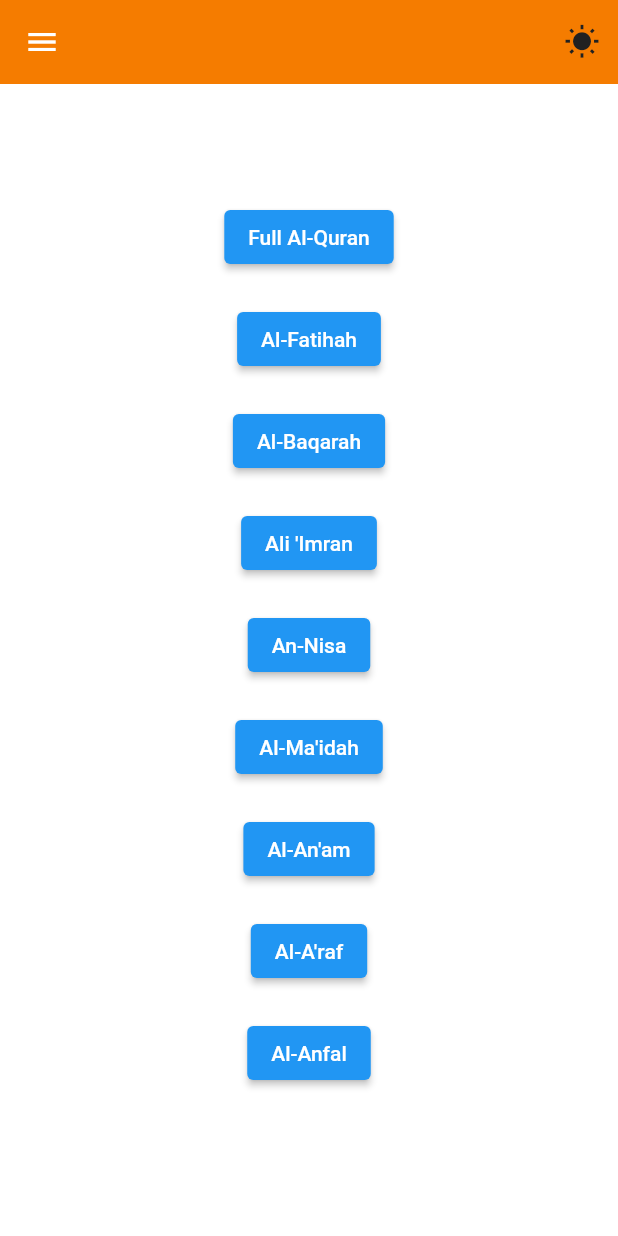
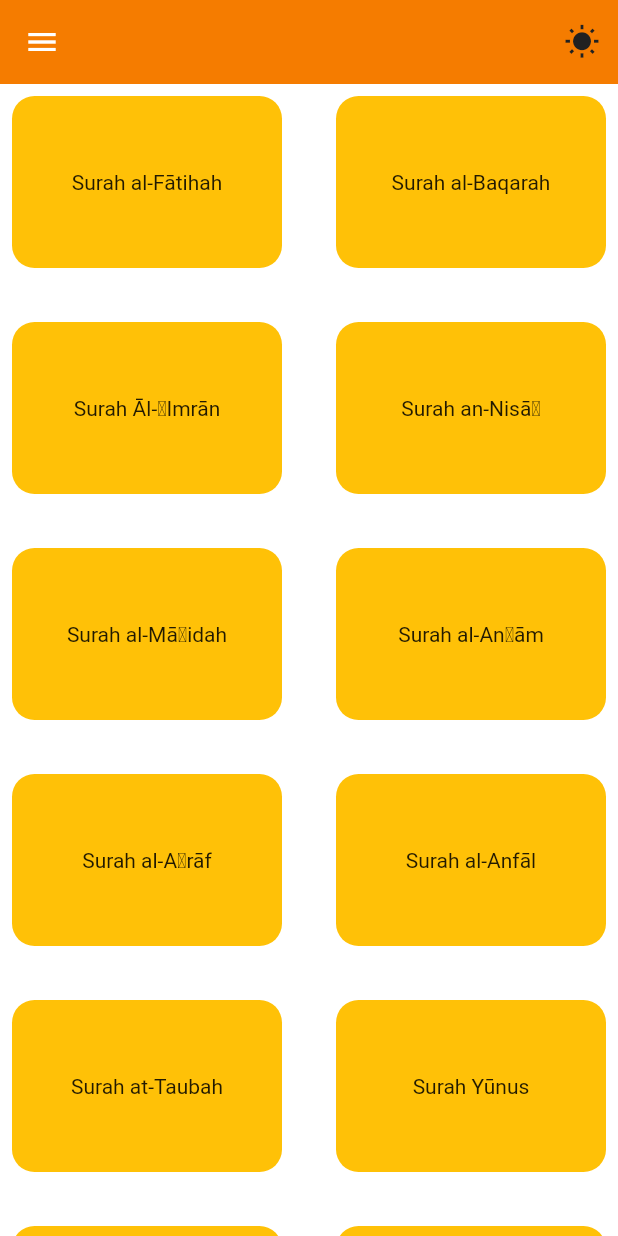
Before and after one commit to adiyazid/quranirab, a Flutter app: the screen it shows after launch, on a phone screen of 412 x 824 dp. Run offline on Flutter 3.47's test engine with Material 2 defaults, Android fonts, the phone set to English and light mode, and no system bars; our stand-ins replace firebase_auth, firebase_core, google_sign_in, shared_preferences; accounts and stored records are empty.

Commit message:
simplified code to render all surah

```diff
--- a/lib/views/quran.home.dart
+++ b/lib/views/quran.home.dart
@@ -1,16 +1,7 @@
 import 'package:flutter/material.dart';
 import 'package:provider/provider.dart';
 import 'package:quranirab/themes/theme_model.dart';
-import 'package:quranirab/views/surah/alanam.dart';
-import 'package:quranirab/views/surah/alanfal.dart';
-import 'package:quranirab/views/surah/alaraf.dart';
-import 'package:quranirab/views/surah/albaqarah.dart';
-import 'package:quranirab/views/surah/alfatihah.dart';
-import 'package:quranirab/views/surah/aliimran.dart';
-import 'package:quranirab/views/surah/almaidah.dart';
-import 'package:quranirab/views/surah/alquran.dart';
-import 'package:quranirab/views/surah/annisa.dart';
-
+import 'package:quranirab/views/test.dart';
 import 'nav.draw.dart';
 
 class QuranHome extends StatefulWidget {
@@ -21,6 +12,123 @@ class QuranHome extends StatefulWidget {
 }
 
 class _QuranHomeState extends State<QuranHome> {
+  final List<Map> surah = [
+    {"name": "al-Fātihah", "pageGreen": 1},
+    {"name": "al-Baqarah", "pageGreen": 2},
+    {"name": "Āl-ʿImrān", "pageGreen": 50},
+    {"name": "an-Nisāʾ", "pageGreen": 77},
+    {"name": "al-Māʾidah", "pageGreen": 106},
+    {"name": "al-Anʿām", "pageGreen": 128},
+    {"name": "al-Aʿrāf", "pageGreen": 151},
+    {"name": "al-Anfāl", "pageGreen": 177},
+    {"name": "at-Taubah", "pageGreen": 187},
+    {"name": "Yūnus", "pageGreen": 208},
+    {"name": "Hūd", "pageGreen": 221},
+    {"name": "Yūsuf", "pageGreen": 235},
+    {"name": "ar-Raʿd", "pageGreen": 249},
+    {"name": "Ibrāhīm", "pageGreen": 255},
+    {"name": "al-Ḥijr", "pageGreen": 262},
+    {"name": "an-Naḥl", "pageGreen": 267},
+    {"name": "al-Isrāʾ", "pageGreen": 282},
+    {"name": "al-Kahf", "pageGreen": 293},
+    {"name": "Maryam", "pageGreen": 305},
+    {"name": "Ṭā-Hā", "pageGreen": 312},
+    {"name": "al-Anbiyāʾ", "pageGreen": 322},
+    {"name": "al-Ḥajj", "pageGreen": 332},
+    {"name": "al-Muʾminūn", "pageGreen": 342},
+    {"name": "an-Nūr", "pageGreen": 350},
+    {"name": "al-Furqān", "pageGreen": 359},
+    {"name": "ash-Shuʿarā", "pageGreen": 367},
+    {"name": "an-Naml", "pageGreen": 377},
+    {"name": "al-Qaṣaṣ", "pageGreen": 385},
+    {"name": "al-ʿAnkabūt", "pageGreen": 396},
+    {"name": "ar-Rūm", "pageGreen": 404},
+    {"name": "Luqmān", "pageGreen": 411},
+    {"name": "as-Sajdah", "pageGreen": 415},
+    {"name": "al-Aḥzāb", "pageGreen": 418},
+    {"name": "Sabaʾ", "pageGreen": 428},
+    {"name": "Fāṭir", "pageGreen": 434},
+    {"name": "Yā-Sīn", "pageGreen": 440},
+    {"name": "as-Ṣāffāt", "pageGreen": 446},
+    {"name": "Ṣād", "pageGreen": 453},
+    {"name": "az-Zumar", "pageGreen": 458},
+    {"name": "Ghāfir", "pageGreen": 467},
+    {"name": "Fuṣṣilat", "pageGreen": 477},
+    {"name": "ash-Shūrā", "pageGreen": 483},
+    {"name": "az-Zukhruf", "pageGreen": 489},
+    {"name": "ad-Dukhān", "pageGreen": 496},
+    {"name": "al-Jāthiyah", "pageGreen": 499},
+    {"name": "al-Aḥqāf", "pageGreen": 502},
+    {"name": "Muḥammad", "pageGreen": 507},
+    {"name": "al-Fatḥ", "pageGreen": 511},
+    {"name": "al-Ḥujurāt", "pageGreen": 515},
+    {"name": "Qāf", "pageGreen": 518},
+    {"name": "adh-Dhāriyāt", "pageGreen": 520},
+    {"name": "at-Ṭūr", "pageGreen": 523},
+    {"name": "an-Najm", "pageGreen": 526},
+    {"name": "al-Qamar", "pageGreen": 528},
+    {"name": "ar-Raḥmān", "pageGreen": 531},
+    {"name": "al-Wāqiʿah", "pageGreen": 534},
+    {"name": "al-Ḥadīd", "pageGreen": 537},
+    {"name": "al-Mujādilah", "pageGreen": 542},
+    {"name": "al-Ḥashr", "pageGreen": 545},
+    {"name": "al-Mumtaḥanah", "pageGreen": 549},
+    {"name": "as-Ṣaff", "pageGreen": 551},
+    {"name": "al-Jumuʿah", "pageGreen": 553},
+    {"name": "al-Munāfiqūn", "pageGreen": 554},
+    {"name": "at-Taghābun", "pageGreen": 556},
+    {"name": "at-Ṭalāq", "pageGreen": 558},
+    {"name": "at-Taḥrīm", "pageGreen": 560},
+    {"name": "al-Mulk", "pageGreen": 562},
+    {"name": "al-Qalam", "pageGreen": 564},
+    {"name": "al-Ḥāqqah", "pageGreen": 566},
+    {"name": "al-Maʿārij", "pageGreen": 568},
+    {"name": "Nūḥ", "pageGreen": 570},
+    {"name": "al-Jinn", "pageGreen": 572},
+    {"name": "al-Muzzammil", "pageGreen": 574},
+    {"name": "al-Muddaththir", "pageGreen": 575},
+    {"name": "al-Qiyāmah", "pageGreen": 577},
+    {"name": "al-Insān", "pageGreen": 578},
+    {"name": "al-Mursalāt", "pageGreen": 580},
+    {"name": "an-Nabaʾ", "pageGreen": 582},
+    {"name": "an-Nāziʿāt", "pageGreen": 583},
+    {"name": "ʿAbasa", "pageGreen": 585},
+    {"name": "at-Takwīr", "pageGreen": 586},
+    {"name": "al-Infiṭār", "pageGreen": 587},
+    {"name": "al-Muṭaffifīn", "pageGreen": 587},
+    {"name": "al-Inshiqāq", "pageGreen": 589},
+    {"name": "al-Burūj", "pageGreen": 590},
+    {"name": "at-Ṭāriq", "pageGreen": 591},
+    {"name": "al-Aʿlā", "pageGreen": 591},
+    {"name": "al-Ghāshiyah", "pageGreen": 592},
+    {"name": "al-Fajr", "pageGreen": 593},
+    {"name": "al-Balad", "pageGreen": 594},
+    {"name": "ash-Shams", "pageGreen": 595},
+    {"name": "al-Layl", "pageGreen": 595},
+    {"name": "ad-Ḍuḥā", "pageGreen": 596},
+    {"name": "ash-Sharḥ", "pageGreen": 596},
+    {"name": "at-Tīn", "pageGreen": 597},
+    {"name": "al-ʿAlaq", "pageGreen": 597},
+    {"name": "al-Qadr", "pageGreen": 598},
+    {"name": "al-Bayyinah", "pageGreen": 598},
+    {"name": "az-Zalzalah", "pageGreen": 599},
+    {"name": "al-ʿĀdiyāt", "pageGreen": 599},
+    {"name": "al-Qāriʿah", "pageGreen": 600},
+    {"name": "at-Takāthur", "pageGreen": 600},
+    {"name": "al-ʿAsr", "pageGreen": 601},
+    {"name": "al-Humazah", "pageGreen": 601},
+    {"name": "al-Fīl", "pageGreen": 601},
+    {"name": "Quraysh", "pageGreen": 602},
+    {"name": "al-Māʿūn", "pageGreen": 602},
+    {"name": "al-Kawthar", "pageGreen": 602},
+    {"name": "al-Kāfirūn", "pageGreen": 603},
+    {"name": "an-Naṣr", "pageGreen": 603},
+    {"name": "al-Masad", "pageGreen": 603},
+    {"name": "al-Ikhlāṣ", "pageGreen": 604},
+    {"name": "al-Falaq", "pageGreen": 604},
+    {"name": "an-Nās", "pageGreen": 604}
+  ].toList();
+
   @override
   Widget build(BuildContext context) {
     return Consumer<ThemeModel>(
@@ -46,104 +154,53 @@ class _QuranHomeState extends State<QuranHome> {
                 })
           ],
         ),
-        body: SafeArea(
-          child: Column(
-            mainAxisAlignment: MainAxisAlignment.center,
-            children: [
-              ElevatedButton(
-                  onPressed: () {
-                    Navigator.push(
-                        context,
-                        MaterialPageRoute(
-                            builder: (context) => const AlQuran()));
-                  },
-                  child: const Text('Full Al-Quran')),
-              const SizedBox(
-                height: 20,
-              ),
-              ElevatedButton(
-                  onPressed: () {
-                    Navigator.push(
-                        context,
-                        MaterialPageRoute(
-                            builder: (context) => const Alfatihah()));
-                  },
-                  child: const Text('Al-Fatihah')),
-              const SizedBox(
-                height: 20,
-              ),
-              ElevatedButton(
-                  onPressed: () {
-                    Navigator.push(context,
-                        MaterialPageRoute(builder: (context) => AlBaqarah()));
-                  },
-                  child: const Text('Al-Baqarah')),
-              const SizedBox(
-                height: 20,
-              ),
-              ElevatedButton(
-                  onPressed: () {
-                    Navigator.push(
-                        context,
-                        MaterialPageRoute(
-                            builder: (context) => const AliImran()));
-                  },
-                  child: const Text('Ali \'Imran')),
-              const SizedBox(
-                height: 20,
-              ),
-              ElevatedButton(
-                  onPressed: () {
-                    Navigator.push(
-                        context,
-                        MaterialPageRoute(
-                            builder: (context) => const AnNisa()));
-                  },
-                  child: const Text('An-Nisa')),
-              const SizedBox(
-                height: 20,
-              ),
-              ElevatedButton(
-                  onPressed: () {
-                    Navigator.push(context,
-                        MaterialPageRoute(builder: (context) => AlMaidah()));
-                  },
-                  child: const Text('Al-Ma\'idah')),
-              const SizedBox(
-                height: 20,
-              ),
-              ElevatedButton(
-                  onPressed: () {
-                    Navigator.push(context,
-                        MaterialPageRoute(builder: (context) => AlAnAm()));
-                  },
-                  child: const Text('Al-An\'am')),
-              const SizedBox(
-                height: 20,
-              ),
-              ElevatedButton(
-                  onPressed: () {
-                    Navigator.push(context,
-                        MaterialPageRoute(builder: (context) => AlAraf()));
-                  },
-                  child: const Text('Al-A\'raf')),
-              const SizedBox(
-                height: 20,
-              ),
-              ElevatedButton(
-                  onPressed: () {
-                    Navigator.push(context,
-                        MaterialPageRoute(builder: (context) => AlAnFal()));
-                  },
-                  child: const Text('Al-Anfal')),
-              const SizedBox(
-                height: 20,
-              ),
-              Container(),
-            ],
-          ),
-        ),
+        body: GridView.builder(
+            gridDelegate: const SliverGridDelegateWithMaxCrossAxisExtent(
+                maxCrossAxisExtent: 200,
+                childAspectRatio: 3 / 2,
+                crossAxisSpacing: 20,
+                mainAxisSpacing: 20),
+            itemCount: surah.length,
+            itemBuilder: (BuildContext ctx, index) {
+              return InkWell(
+                child: Padding(
+                  padding: const EdgeInsets.all(8.0),
+                  child: Container(
+                    alignment: Alignment.center,
+                    child: Text(
+                      'Surah ${surah[index]['name']}',
+                    ),
+                    decoration: BoxDecoration(
+                        color: Colors.amber,
+                        borderRadius: BorderRadius.circular(15)),
+                  ),
+                ),
+                onTap: () {
+                  Navigator.push(
+                      context,
+                      MaterialPageRoute(
+                          builder: (context) => Test(surah[index]["pageGreen"],
+                              surah[index]["name"])));
+                },
+              );
+            }),
       );
     });
   }
 }
+
+class Quran {
+  final String name;
+  final int page;
+
+  Quran({required this.name, required this.page});
+
+  factory Quran.fromJson(Map<String, dynamic> json) {
+    return Quran(name: json["name"], page: json["pageGreen"]);
+  }
+
+  @override
+  String toString() {
+    return '$name' '$page';
+  }
+}
--- a/pubspec.yaml
+++ b/pubspec.yaml
@@ -123,6 +123,9 @@ flutter:
     - family: MeQuran2
       fonts:
         - asset: fonts/me_quran2.ttf
+    - family: Surah
+      fonts:
+        - asset: fonts/SourceSansPro-Regular.ttf
   #
   # For details regarding fonts from package dependencies,
   # see https://flutter.dev/custom-fonts/#from-packages
```
Also changed, not shown: lib/views/test.dart (added, +177 -0 lines), fonts/SourceSansPro-Regular.ttf (added).
